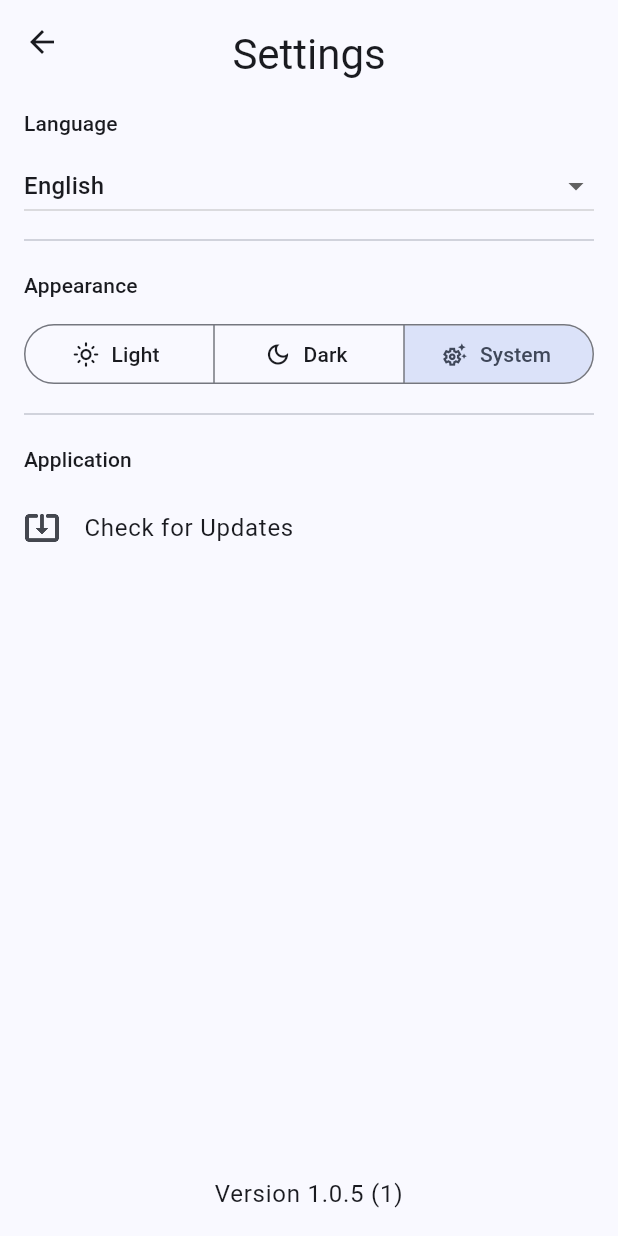
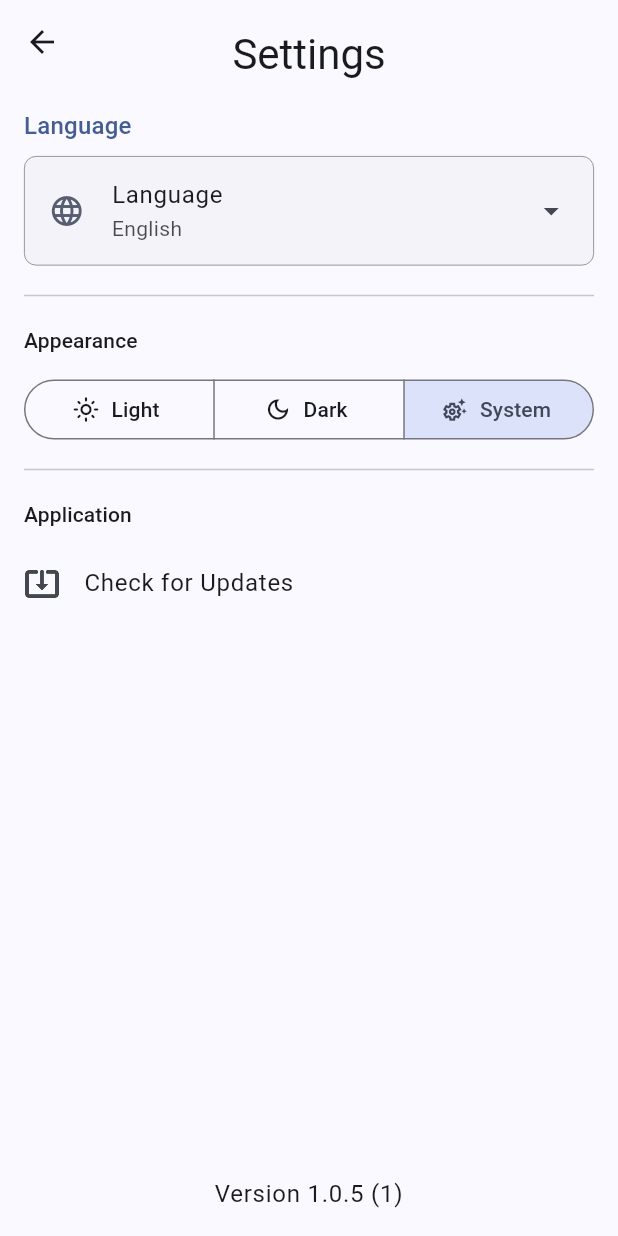
Before and after one commit to FlamingWater35/QuickScan, a Flutter app: the SettingsScreen screen opened directly, on a phone screen of 412 x 824 dp. Run offline on Flutter 3.47's test engine with Material 3 defaults, Android fonts, the phone set to English and light mode, and no system bars; our stand-ins replace device_info_plus, file_picker, flutter_riverpod, image_picker, open_filex, package_info_plus and 2 more; missing offline and left inert: mobile_scanner; accounts and stored records are empty.

Commit message:
Improve settings screen

```diff
--- a/lib/screens/settings_screen.dart
+++ b/lib/screens/settings_screen.dart
@@ -82,6 +82,72 @@ class _SettingsScreenState extends ConsumerState<SettingsScreen> {
     }
   }
 
+  void _showLanguageSelectionSheet(BuildContext context, Locale currentLocale, AppLocalizations l10n, WidgetRef ref) {
+    final supportedLocales = AppLocalizations.supportedLocales;
+    final theme = Theme.of(context);
+
+    showModalBottomSheet(
+      context: context,
+      shape: const RoundedRectangleBorder(
+        borderRadius: BorderRadius.vertical(top: Radius.circular(20.0)),
+      ),
+      builder: (BuildContext bottomSheetContext) {
+        return Consumer(
+          builder: (context, sheetRef, child) {
+            final currentLocaleInSheet = sheetRef.watch(localeProvider);
+
+            return Padding(
+              padding: const EdgeInsets.symmetric(vertical: 16.0, horizontal: 8.0),
+              child: Column(
+                mainAxisSize: MainAxisSize.min,
+                crossAxisAlignment: CrossAxisAlignment.start,
+                children: <Widget>[
+                  Padding(
+                    padding: const EdgeInsets.symmetric(horizontal: 16.0, vertical: 8.0),
+                    child: Text(
+                      l10n.languageSectionTitle,
+                      style: theme.textTheme.titleLarge?.copyWith(
+                        fontWeight: FontWeight.bold,
+                      ),
+                    ),
+                  ),
+                  const SizedBox(height: 8),
+                  const Divider(height: 1),
+                  const SizedBox(height: 8),
+                  Flexible(
+                    child: ListView(
+                      shrinkWrap: true,
+                      children: supportedLocales.map((locale) {
+                        final languageName = _getLanguageName(locale, l10n);
+                        return RadioListTile<Locale>(
+                          title: Text(languageName),
+                          value: locale,
+                          groupValue: currentLocaleInSheet,
+                          onChanged: (Locale? newLocale) {
+                            if (newLocale != null) {
+                              _log.info("Language selected in sheet: ${newLocale.languageCode}");
+                              ref
+                                .read(localeProvider.notifier)
+                                .setLocale(newLocale);
+                              Navigator.pop(bottomSheetContext);
+                            }
+                          },
+                          visualDensity: VisualDensity.compact,
+                          controlAffinity: ListTileControlAffinity.trailing,
+                          activeColor: theme.colorScheme.primary,
+                        );
+                      }).toList(),
+                    ),
+                  ),
+                ],
+              ),
+            );
+          }
+        );
+      },
+    );
+  }
+
   @override
   Widget build(BuildContext context) {
     _log.finer("Building SettingsScreen widget");
@@ -89,7 +155,6 @@ class _SettingsScreenState extends ConsumerState<SettingsScreen> {
     final theme = Theme.of(context);
     final currentMode = ref.watch(themeProvider);
     final currentLocale = ref.watch(localeProvider);
-    final supportedLocales = AppLocalizations.supportedLocales;
 
     return Scaffold(
       appBar: AppBar(
@@ -111,28 +176,38 @@ class _SettingsScreenState extends ConsumerState<SettingsScreen> {
                 children: <Widget>[
                   Padding(
                     padding: const EdgeInsets.symmetric(horizontal: 16.0, vertical: 8.0),
-                    child: Text(l10n.languageSectionTitle, style: theme.textTheme.titleSmall),
+                    child: Text(l10n.languageSectionTitle, style: theme.textTheme.titleMedium?.copyWith(color: theme.colorScheme.primary)),
                   ),
                   Padding(
-                    padding: const EdgeInsets.symmetric(horizontal: 16.0),
-                    child: DropdownButton<Locale>(
-                      value: currentLocale,
-                      isExpanded: true,
-                      items: supportedLocales.map((locale) {
-                        final languageName = _getLanguageName(locale, l10n);
-                        return DropdownMenuItem<Locale>(
-                          value: locale,
-                          child: Text(languageName),
-                        );
-                      }).toList(),
-                      onChanged: (Locale? newLocale) {
-                        if (newLocale != null) {
-                          _log.info("Language changed to: ${newLocale.languageCode}");
-                          ref.read(localeProvider.notifier).setLocale(newLocale);
-                        }
+                    padding: const EdgeInsets.fromLTRB(16.0, 0.0, 16.0, 0.0),
+                    child: ListTile(
+                      leading: Icon(Icons.language_outlined, color: theme.colorScheme.secondary),
+                      title: Padding(
+                        padding: const EdgeInsets.symmetric(horizontal: 10.0),
+                        child: Text(l10n.languageSectionTitle)
+                      ),
+                      subtitle: Padding(
+                        padding: const EdgeInsets.symmetric(horizontal: 10.0),
+                        child: Text(
+                          _getLanguageName(currentLocale, l10n),
+                          style: TextStyle(color: theme.textTheme.bodySmall?.color?.withAlpha(200)),
+                        ),
+                      ),
+                      trailing: const Icon(Icons.arrow_drop_down),
+                      contentPadding: const EdgeInsets.symmetric(horizontal: 16.0),
+                      onTap: () {
+                        _log.info("Language setting tapped - showing selection sheet");
+                        _showLanguageSelectionSheet(context, currentLocale, l10n, ref);
                       },
+                      shape: RoundedRectangleBorder(
+                        borderRadius: BorderRadius.circular(8.0),
+                        side: BorderSide(color: theme.dividerColor, width: 0.5)
+                      ),
+                      horizontalTitleGap: 8.0,
+                      tileColor: theme.colorScheme.surfaceContainerHighest.withAlpha(64),
                     ),
                   ),
+                  const SizedBox(height: 8),
                   const Divider(indent: 16, endIndent: 16, height: 24),
 
                   Padding(
```
